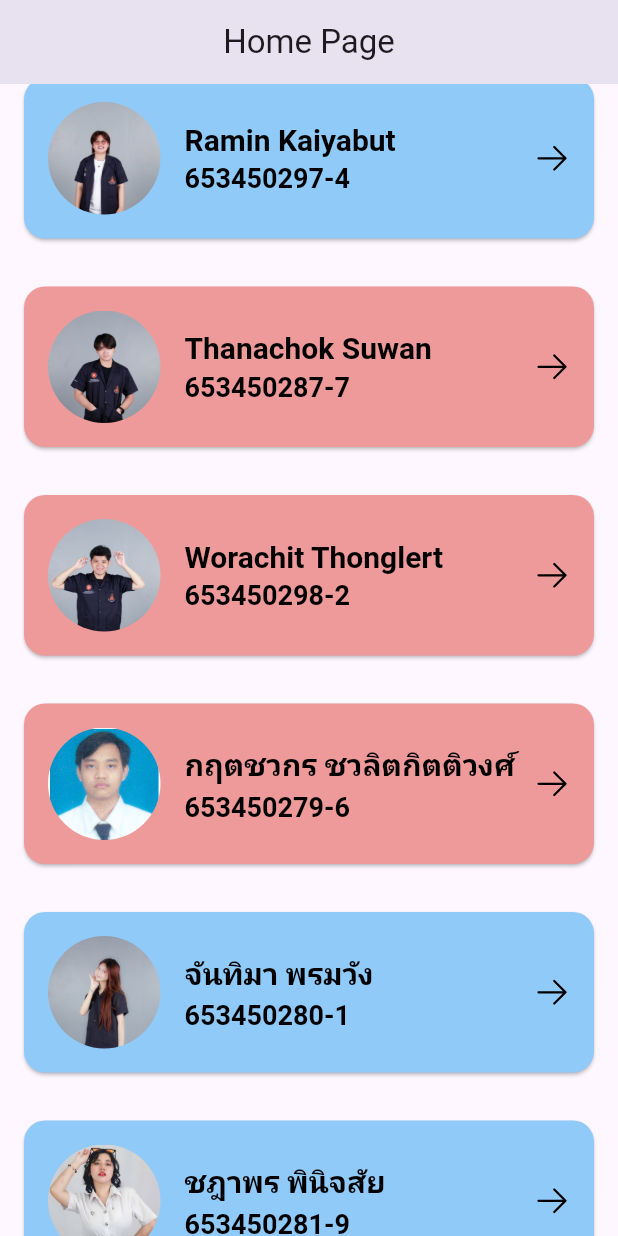
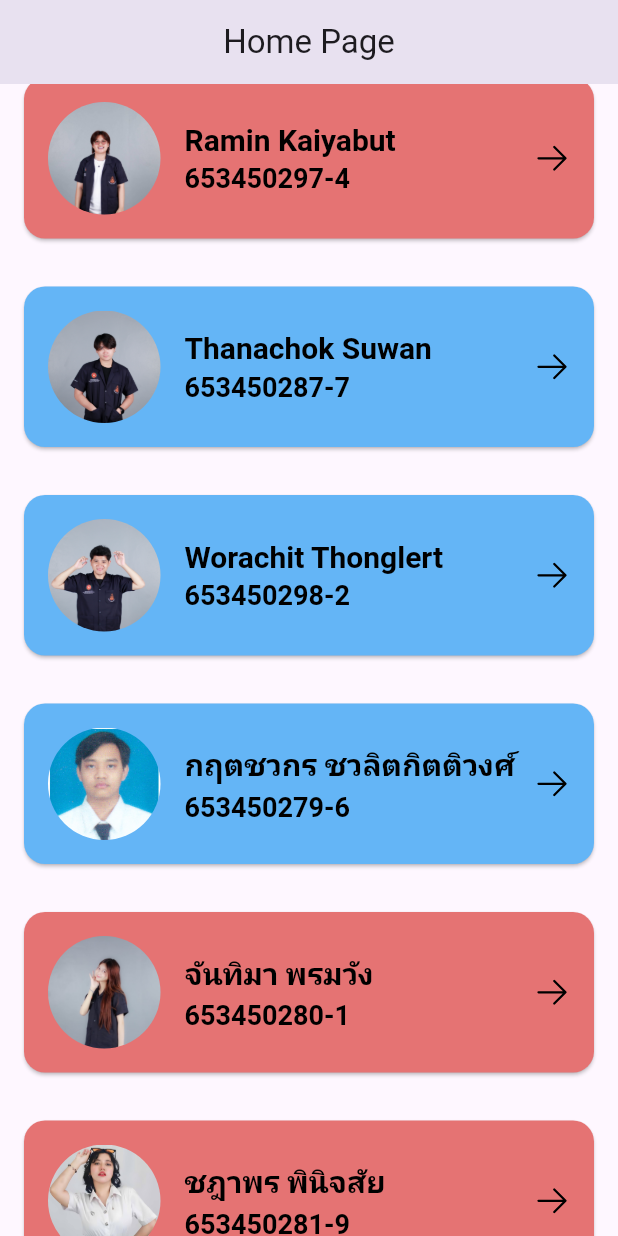
Before and after one commit to chacrit-p/flutter_layout, a Flutter app: the screen it shows after launch, scrolled down 576 dp, on a phone screen of 412 x 824 dp. Run offline on Flutter 3.47's test engine with Material 3 defaults, Android fonts, the phone set to English and light mode, and no system bars; our stand-ins replace flutter_svg.

Commit message:
fix student gender color

```diff
--- a/lib/pages/home_page.dart
+++ b/lib/pages/home_page.dart
@@ -41,9 +41,9 @@ class _HomePageState extends State<HomePage> {
                       title: student.name,
                       description: student.number,
                       image: student.image,
-                      color: student.gender == 'male'
-                          ? Colors.red[200]
-                          : Colors.blue[200],
+                      color: student.gender == 'female'
+                          ? Colors.red[300]
+                          : Colors.blue[300],
                     ),
                   ],
                 ));
```
